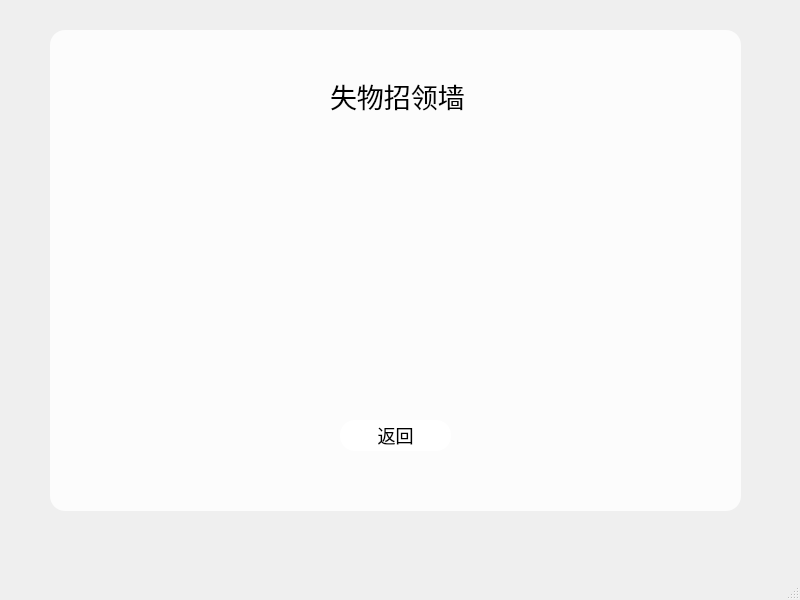
Qt form shiwu.ui (qing-wq/SchoolWall) before a commit.
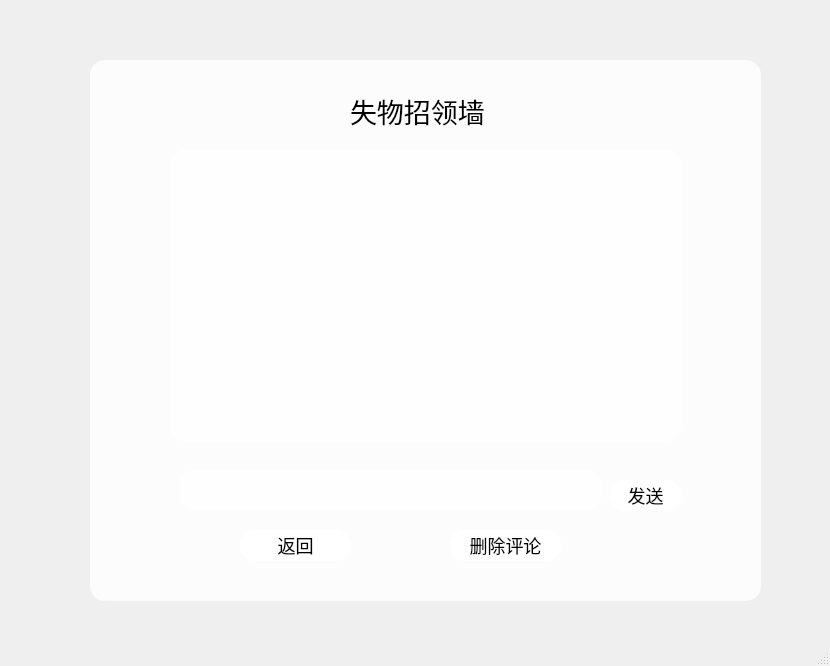
The same form after that commit. Icons and pictures are not drawn.

Patch:
```diff
--- a/shiwu.ui
+++ b/shiwu.ui
@@ -6,8 +6,8 @@
    <rect>
     <x>0</x>
     <y>0</y>
-    <width>800</width>
-    <height>600</height>
+    <width>830</width>
+    <height>666</height>
    </rect>
   </property>
   <property name="windowTitle">
@@ -58,10 +58,10 @@
    <widget class="QFrame" name="frame">
     <property name="geometry">
      <rect>
-      <x>50</x>
-      <y>30</y>
-      <width>691</width>
-      <height>481</height>
+      <x>90</x>
+      <y>60</y>
+      <width>671</width>
+      <height>541</height>
      </rect>
     </property>
     <property name="frameShape">
@@ -73,10 +73,10 @@
     <widget class="QLabel" name="label">
      <property name="geometry">
       <rect>
-       <x>280</x>
-       <y>40</y>
-       <width>151</width>
-       <height>51</height>
+       <x>260</x>
+       <y>20</y>
+       <width>140</width>
+       <height>61</height>
       </rect>
      </property>
      <property name="text">
@@ -86,8 +86,8 @@
     <widget class="QPushButton" name="back">
      <property name="geometry">
       <rect>
-       <x>290</x>
-       <y>390</y>
+       <x>150</x>
+       <y>470</y>
        <width>111</width>
        <height>31</height>
       </rect>
@@ -96,6 +96,52 @@
       <string>返回</string>
      </property>
     </widget>
+    <widget class="QPushButton" name="Delete">
+     <property name="geometry">
+      <rect>
+       <x>360</x>
+       <y>470</y>
+       <width>111</width>
+       <height>31</height>
+      </rect>
+     </property>
+     <property name="text">
+      <string>删除评论</string>
+     </property>
+    </widget>
+    <widget class="QPushButton" name="sent">
+     <property name="geometry">
+      <rect>
+       <x>520</x>
+       <y>420</y>
+       <width>71</width>
+       <height>31</height>
+      </rect>
+     </property>
+     <property name="text">
+      <string>发送</string>
+     </property>
+    </widget>
+    <widget class="QTextBrowser" name="textBrowser">
+     <property name="geometry">
+      <rect>
+       <x>80</x>
+       <y>90</y>
+       <width>511</width>
+       <height>291</height>
+      </rect>
+     </property>
+    </widget>
+    <widget class="QTextEdit" name="textEdit">
+     <property name="geometry">
+      <rect>
+       <x>90</x>
+       <y>410</y>
+       <width>421</width>
+       <height>41</height>
+      </rect>
+     </property>
+    </widget>
    </widget>
   </widget>
   <widget class="QMenuBar" name="menubar">
```
Left out of the diff: 12 changed lines with no effect on the pictures.
